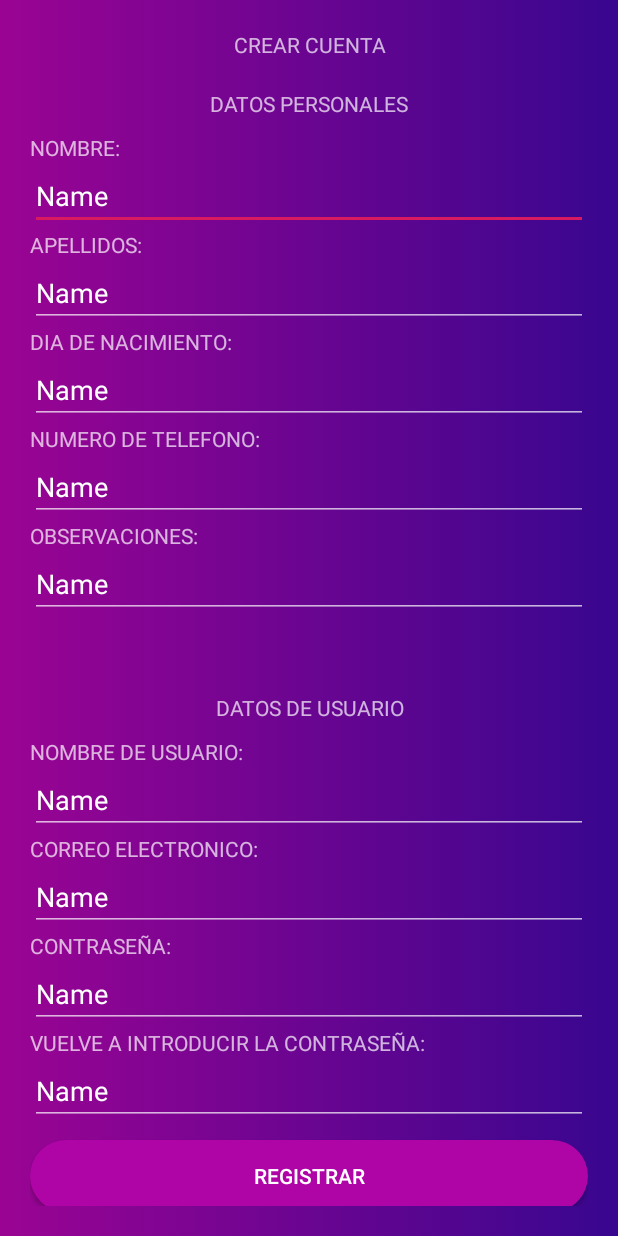
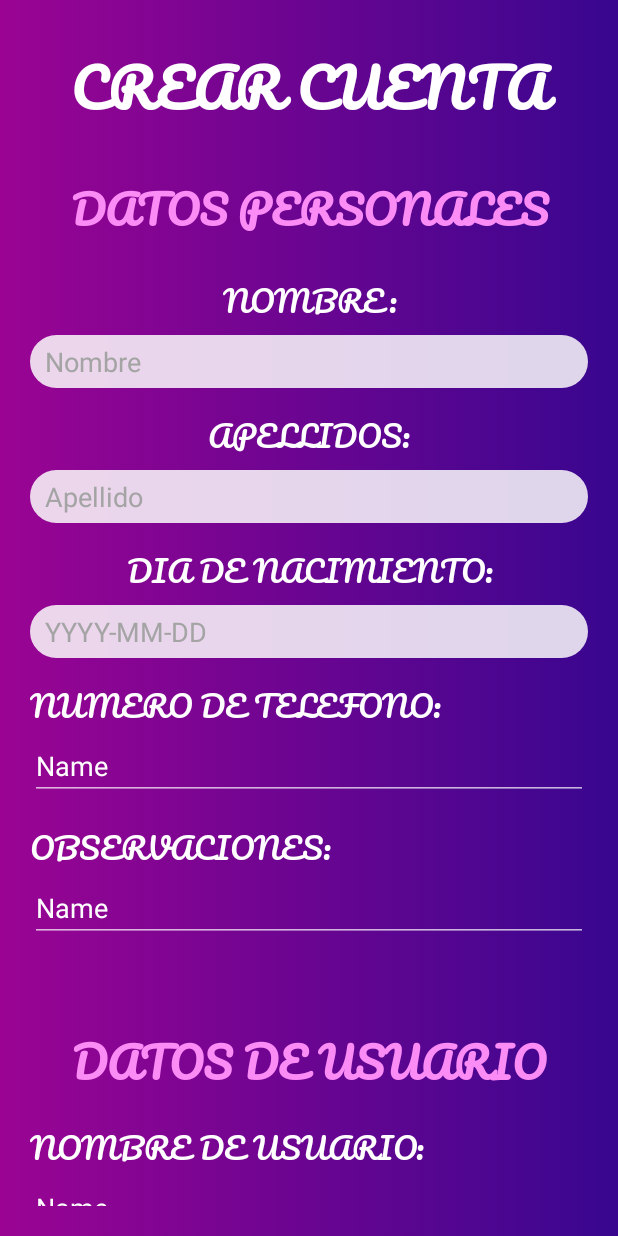
Before and after one commit to eglogis/TopRecipe, an Android app: the register screen opened directly, with no data from a screen before it, on a phone screen of 412 x 824 dp. Run offline under Robolectric (Android 15) with nearby library versions, the light colour scheme and no system bars; our stand-ins replace Volley.

Commit message:
register view

```diff
--- a/app/build.gradle
+++ b/app/build.gradle
@@ -37,4 +37,7 @@ dependencies {
 
     implementation 'com.squareup.picasso:picasso:2.71828'
     implementation 'com.android.support:support-v4:28.0.0'
+
+    implementation 'com.android.volley:volley:1.1.1'
+    implementation 'com.google.code.gson:gson:2.8.2'
 }
--- a/app/src/main/java/com/example/toprecipe/InstanciaRetrofit.java
+++ b/app/src/main/java/com/example/toprecipe/InstanciaRetrofit.java
@@ -13,7 +13,8 @@ import retrofit2.http.GET;
 public class InstanciaRetrofit {
 
     private static Retrofit retrofit;
-    private static final String BASE_URL = "http://192.168.1.140:80/topRecipes/";
+    //private static final String BASE_URL = "http://192.168.1.140:80/topRecipes/";
+    private static final String BASE_URL = "http://192.168.1.32:80/topRecipes/";
 
      /*static Gson gson = new GsonBuilder()
             .setLenient()
--- a/app/src/main/java/com/example/toprecipe/register.java
+++ b/app/src/main/java/com/example/toprecipe/register.java
@@ -2,9 +2,21 @@ package com.example.toprecipe;
 
 import android.support.v7.app.AppCompatActivity;
 import android.os.Bundle;
+import android.util.Log;
 import android.view.View;
 import android.widget.Button;
 import android.widget.EditText;
+
+import com.android.volley.AuthFailureError;
+import com.android.volley.Request;
+import com.android.volley.RequestQueue;
+import com.android.volley.Response;
+import com.android.volley.VolleyError;
+import com.android.volley.toolbox.StringRequest;
+import com.android.volley.toolbox.Volley;
+
+import java.util.HashMap;
+import java.util.Map;
 
 public class register extends AppCompatActivity implements View.OnClickListener{
 
@@ -23,7 +35,9 @@ public class register extends AppCompatActivity implements View.OnClickListener{
     @Override
     public void onClick(View v) {
 
-        if(v.getId() == findViewById(R.id.btnRegistro).getId()){
+        if(v.getId() == findViewById(R.id.btnRegistrar).getId()){
+
+            clickBotonRegistrar();
 
         }
 
@@ -45,13 +59,58 @@ public class register extends AppCompatActivity implements View.OnClickListener{
         edtContrasenados = (EditText) findViewById(R.id.edtContrasenados);
 
         //button
-        btnRegistrar = (Button) findViewById(R.id.btnRegistro);
+        btnRegistrar = (Button) findViewById(R.id.btnRegistrar);
         btnRegistrar.setOnClickListener(this);
 
     }
 
     private void clickBotonRegistrar(){
 
+        RequestQueue queue = Volley.newRequestQueue(getApplicationContext());
+        StringRequest sr = new StringRequest(Request.Method.POST,"http://192.168.1.32/topRecipes/anadir.php", new Response.Listener<String>() {
+            @Override
+            public void onResponse(String response) {
+                Log.d("Respuesta:",response);
+                //Gson g = new Gson();
+                //UserToken p = g.fromJson(response, UserToken.class);
+
+            }
+        }, new Response.ErrorListener() {
+            @Override
+            public void onErrorResponse(VolleyError error) {
+                if(error.networkResponse.statusCode == 400)
+                {
+                    //TODO: Colocar lo que hará cuando el usuario no se autentique correctamente
+                }
+            }
+        }){
+            @Override
+            protected Map<String,String> getParams(){
+                Map<String,String> params = new HashMap<String, String>();
+                params.put("login", "alberto");
+                params.put("contrasena", "123");
+                params.put("nombre", "Alberto");
+                params.put("apellido", "Lucena");
+                params.put("nacimiento", "2000-03-04");
+                params.put("correo", "alberto@gmail.com");
+                params.put("latitud", "40.7127837");
+                params.put("altitud", "40.7127837");
+                params.put("telefono","957650935");
+                params.put("foto","fotaso");
+                params.put("comentarios", "Profesional");
+
+                return params;
+            }
+
+            @Override
+            public Map<String, String> getHeaders() throws AuthFailureError {
+                Map<String,String> params = new HashMap<String, String>();
+                params.put("Content-Type","application/x-www-form-urlencoded");
+                return params;
+            }
+        };
+        queue.add(sr);
+
 
     }
 }
--- a/app/src/main/res/layout/activity_register.xml
+++ b/app/src/main/res/layout/activity_register.xml
@@ -1,5 +1,6 @@
 <?xml version="1.0" encoding="utf-8"?>
 <RelativeLayout xmlns:android="http://schemas.android.com/apk/res/android"
+    xmlns:app="http://schemas.android.com/apk/res-auto"
     android:layout_width="match_parent"
     android:layout_height="match_parent"
     android:background="@drawable/gradient_background_register"
@@ -40,7 +41,11 @@
                     android:layout_width="match_parent"
                     android:layout_height="wrap_content"
                     android:gravity="center"
-                    android:text="CREAR CUENTA" />
+                    android:text="CREAR CUENTA"
+                    android:textColor="@android:color/background_light"
+                    android:textSize="36sp"
+                    android:textStyle="bold"
+                    app:fontFamily="@font/pacifico" />
 
                 <TextView
                     android:id="@+id/textView15"
@@ -48,56 +53,93 @@
                     android:layout_height="wrap_content"
                     android:layout_marginTop="20dp"
                     android:gravity="center"
-                    android:text="DATOS PERSONALES" />
+                    android:text="DATOS PERSONALES"
+                    android:textColor="#FFFB8BF5"
+                    android:textSize="27sp"
+                    android:textStyle="bold"
+                    app:fontFamily="@font/pacifico" />
 
                 <TextView
                     android:id="@+id/txvNombre"
                     android:layout_width="match_parent"
                     android:layout_height="wrap_content"
-                    android:layout_marginTop="10dp"
-                    android:text="NOMBRE:" />
+                    android:layout_marginTop="15dp"
+                    android:gravity="center"
+                    android:text="NOMBRE:"
+                    android:textColor="@android:color/background_light"
+                    android:textSize="20sp"
+                    app:fontFamily="@font/pacifico" />
 
                 <EditText
                     android:id="@+id/edtNombre"
                     android:layout_width="match_parent"
-                    android:layout_height="wrap_content"
+                    android:layout_height="35dp"
+                    android:layout_marginTop="5dp"
+                    android:background="@drawable/boton_registrate_redondo"
                     android:ems="10"
+                    android:hint="Nombre"
                     android:inputType="textPersonName"
-                    android:text="Name" />
+                    android:paddingLeft="10dp"
+                    android:textColor="#38068f"
+                    android:textColorHint="#A4A4A4" />
 
                 <TextView
                     android:id="@+id/textView7"
                     android:layout_width="match_parent"
                     android:layout_height="wrap_content"
-                    android:text="APELLIDOS:" />
+                    android:layout_marginTop="10dp"
+                    android:gravity="center"
+                    android:text="APELLIDOS:"
+                    android:textColor="@android:color/background_light"
+                    android:textSize="20sp"
+                    app:fontFamily="@font/pacifico" />
 
                 <EditText
                     android:id="@+id/edtApellido"
                     android:layout_width="match_parent"
-                    android:layout_height="wrap_content"
+                    android:layout_height="35dp"
+                    android:layout_marginTop="5dp"
+                    android:background="@drawable/boton_registrate_redondo"
                     android:ems="10"
+                    android:hint="Apellido"
                     android:inputType="textPersonName"
-                    android:text="Name" />
+                    android:paddingLeft="10dp"
+                    android:textColor="#38068f"
+                    android:textColorHint="#A4A4A4" />
 
                 <TextView
                     android:id="@+id/textView11"
                     android:layout_width="match_parent"
                     android:layout_height="wrap_content"
-                    android:text="DIA DE NACIMIENTO:" />
+                    android:layout_marginTop="10dp"
+                    android:gravity="center"
+                    android:text="DIA DE NACIMIENTO:"
+                    android:textColor="@android:color/background_light"
+                    android:textSize="20sp"
+                    app:fontFamily="@font/pacifico" />
 
                 <EditText
                     android:id="@+id/edtFechaNacimiento"
                     android:layout_width="match_parent"
-                    android:layout_height="wrap_content"
+                    android:layout_height="35dp"
+                    android:layout_marginTop="5dp"
+                    android:background="@drawable/boton_registrate_redondo"
                     android:ems="10"
+                    android:hint="YYYY-MM-DD"
                     android:inputType="textPersonName"
-                    android:text="Name" />
+                    android:paddingLeft="10dp"
+                    android:textColor="#38068f"
+                    android:textColorHint="#A4A4A4" />
 
                 <TextView
                     android:id="@+id/textView13"
                     android:layout_width="match_parent"
                     android:layout_height="wrap_content"
-                    android:text="NUMERO DE TELEFONO:" />
+                    android:layout_marginTop="10dp"
+                    android:text="NUMERO DE TELEFONO:"
+                    android:textColor="@android:color/background_light"
+                    android:textSize="20sp"
+                    app:fontFamily="@font/pacifico" />
 
                 <EditText
                     android:id="@+id/edtNumeroTelefono"
@@ -111,7 +153,11 @@
                     android:id="@+id/txvObservaciones"
                     android:layout_width="match_parent"
                     android:layout_height="wrap_content"
-                    android:text="OBSERVACIONES: " />
+                    android:layout_marginTop="10dp"
+                    android:text="OBSERVACIONES: "
+                    android:textColor="@android:color/background_light"
+                    android:textSize="20sp"
+                    app:fontFamily="@font/pacifico" />
 
                 <EditText
                     android:id="@+id/edtObservaciones"
@@ -127,14 +173,21 @@
                     android:layout_height="wrap_content"
                     android:layout_marginTop="50dp"
                     android:gravity="center"
-                    android:text="DATOS DE USUARIO" />
+                    android:text="DATOS DE USUARIO"
+                    android:textColor="#FFFB8BF5"
+                    android:textSize="28sp"
+                    android:textStyle="bold"
+                    app:fontFamily="@font/pacifico" />
 
                 <TextView
                     android:id="@+id/textView8"
                     android:layout_width="match_parent"
                     android:layout_height="wrap_content"
                     android:layout_marginTop="10dp"
-                    android:text="NOMBRE DE USUARIO:" />
+                    android:text="NOMBRE DE USUARIO:"
+                    android:textColor="@android:color/background_light"
+                    android:textSize="20sp"
+                    app:fontFamily="@font/pacifico" />
 
                 <EditText
                     android:id="@+id/edtNombreUsuario"
@@ -148,7 +201,11 @@
                     android:id="@+id/textView12"
                     android:layout_width="match_parent"
                     android:layout_height="wrap_content"
-                    android:text="CORREO ELECTRONICO:" />
+                    android:layout_marginTop="10dp"
+                    android:text="CORREO ELECTRONICO:"
+                    android:textColor="@android:color/background_light"
+                    android:textSize="20sp"
+                    app:fontFamily="@font/pacifico" />
 
                 <EditText
                     android:id="@+id/edtCorreoElectronico"
@@ -162,7 +219,11 @@
                     android:id="@+id/textView9"
                     android:layout_width="match_parent"
                     android:layout_height="wrap_content"
-                    android:text="CONTRASEÑA:" />
+                    android:layout_marginTop="10dp"
+                    android:text="CONTRASEÑA:"
+                    android:textColor="@android:color/background_light"
+                    android:textSize="20sp"
+                    app:fontFamily="@font/pacifico" />
 
                 <EditText
                     android:id="@+id/edtContrasena"
@@ -176,7 +237,11 @@
                     android:id="@+id/textView10"
                     android:layout_width="match_parent"
                     android:layout_height="wrap_content"
-                    android:text="VUELVE A INTRODUCIR LA CONTRASEÑA:" />
+                    android:layout_marginTop="10dp"
+                    android:text="VUELVE A INTRODUCIR LA CONTRASEÑA:"
+                    android:textColor="@android:color/background_light"
+                    android:textSize="20sp"
+                    app:fontFamily="@font/pacifico" />
 
                 <EditText
                     android:id="@+id/edtContrasenados"
```
